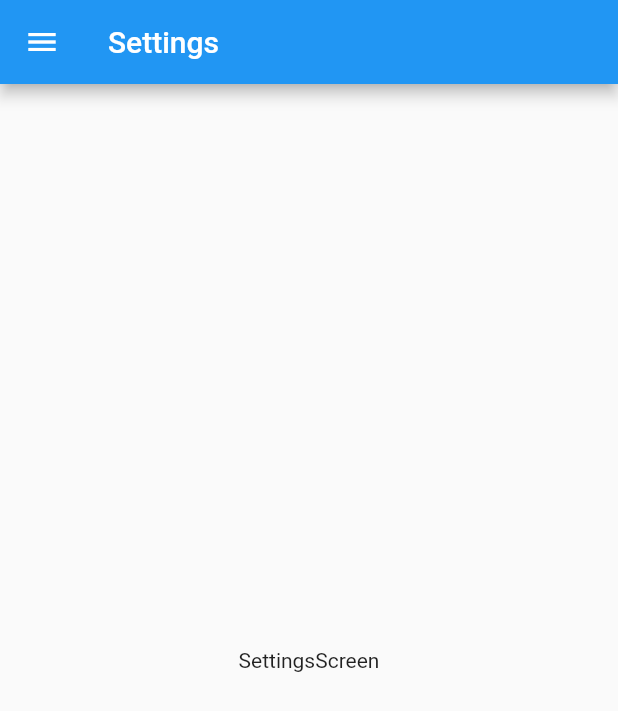
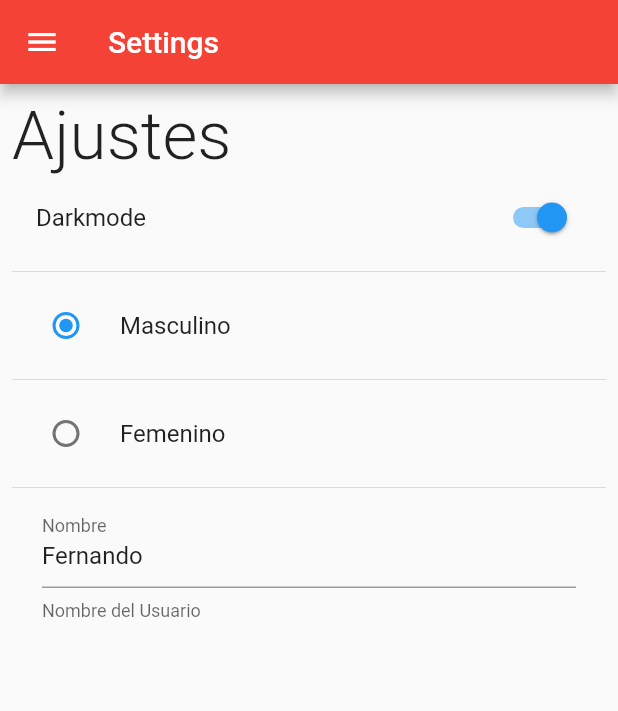
Before and after one commit to Gomez-Enzo/User_preferences, a Flutter app: the SettingsScreen screen opened by its route, on a phone screen of 412 x 824 dp. Shown: the top 711 px of the screen. Run offline on Flutter 3.47's test engine with Material 2 defaults, Android fonts, the phone set to English and light mode, and no system bars.

Commit message:
design screen

```diff
--- a/user_preferences/lib/screens/settings_screen.dart
+++ b/user_preferences/lib/screens/settings_screen.dart
@@ -8,13 +8,54 @@ class SettingsScreen extends StatelessWidget {
   @override
   Widget build(BuildContext context) {
     return Scaffold(
-      appBar: AppBar(
-        title: const Text('Settings'),
-      ),
-      drawer: const SideMenu(),
-      body: const Center(
-        child: Text('SettingsScreen'),
-      ),
-    );
+        appBar: AppBar(
+          title: const Text('Settings'),
+          backgroundColor: Colors.red,
+        ),
+        drawer: const SideMenu(),
+        body: Padding(
+          padding: const EdgeInsets.all(8.0),
+          child: SingleChildScrollView(
+            child: Column(
+              crossAxisAlignment: CrossAxisAlignment.start,
+              children: [
+                const Text(
+                  'Ajustes',
+                  style: TextStyle(fontSize: 45, fontWeight: FontWeight.w300),
+                ),
+                SwitchListTile.adaptive(
+                  value: true,
+                  title: const Text('Darkmode'),
+                  onChanged: (value) {},
+                ),
+                const Divider(),
+                RadioListTile<int>(
+                  value: 1,
+                  groupValue: 1,
+                  title: const Text('Masculino'),
+                  onChanged: (value) {},
+                ),
+                const Divider(),
+                RadioListTile<int>(
+                  value: 2,
+                  groupValue: 1,
+                  title: const Text('Femenino'),
+                  onChanged: (value) {},
+                ),
+                const Divider(),
+                Padding(
+                  padding: const EdgeInsets.symmetric(horizontal: 20),
+                  child: TextFormField(
+                    initialValue: 'Fernando',
+                    decoration: InputDecoration(
+                      labelText: 'Nombre',
+                      helperText: 'Nombre del Usuario',
+                    ),
+                  ),
+                )
+              ],
+            ),
+          ),
+        ));
   }
 }
```
Also changed, not shown: user_preferences/lib/screens/home_screen.dart (+15 -8 lines), user_preferences/lib/widgets/side_menu.dart (+8 -2 lines).
